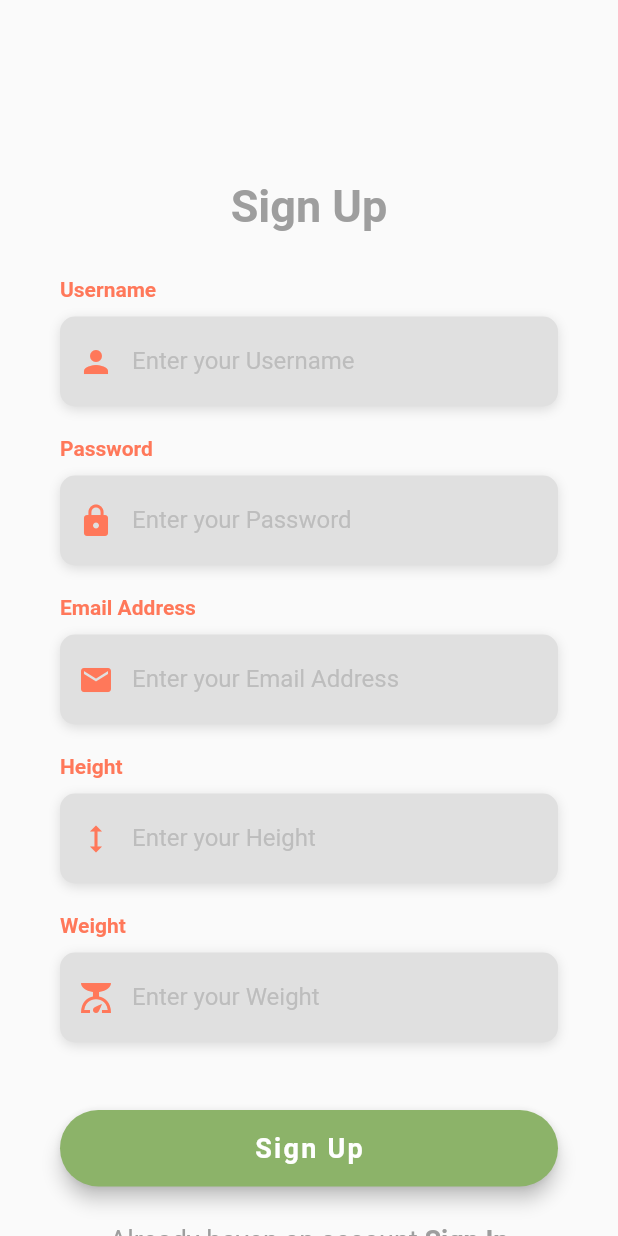
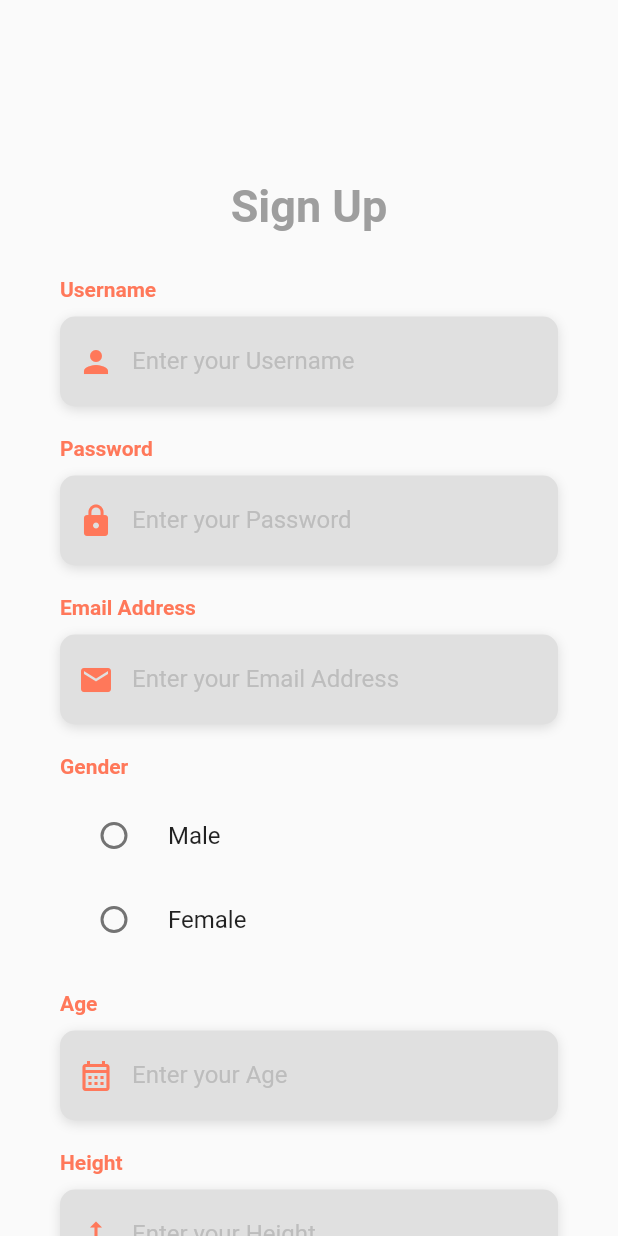
Before and after one commit to BlackCerulean/Kalrify, a Flutter app: the RegisScreen screen opened directly, on a phone screen of 412 x 824 dp. Run offline on Flutter 3.47's test engine with Material 2 defaults, Android fonts, the phone set to English and light mode, and no system bars; our stand-ins replace image_picker, percent_indicator; Roboto replaces fonts that are missing (OpenSans).

Commit message:
[ADD] gender and age in Regis

```diff
--- a/food_classi_application/lib/component/Register.dart
+++ b/food_classi_application/lib/component/Register.dart
@@ -1,5 +1,3 @@
-import 'dart:ffi';
-
 import 'package:flutter/material.dart';
 import 'package:flutter/services.dart';
 import 'package:food_classi_application/component/Login.dart';
@@ -13,6 +11,10 @@ class RegisScreen extends StatefulWidget {
   _RegisScreenState createState() => _RegisScreenState();
 }
 
+String? _gender = '';
+final genderController = TextEditingController();
+
+
 class _RegisScreenState extends State<RegisScreen> {
   final String url = 'http://kalrify.sit.kmutt.ac.th:3000/auth/register';
   TextEditingController username = TextEditingController();
@@ -20,26 +22,37 @@ class _RegisScreenState extends State<RegisScreen> {
   TextEditingController email = TextEditingController();
   TextEditingController height = TextEditingController();
   TextEditingController weight = TextEditingController();
+  TextEditingController age = TextEditingController();
 
-  Future regis() async{
+  void checkRadio(String value ) {
+      setState(() {
+        _gender = value;
+      });
+    }
+
+  Future regis() async {
     var res = await http.post(Uri.parse(url), body: {
       "username": username.text,
       "password": password.text,
       "email": email.text,
       "weight": weight.text,
       "height": height.text,
+      "age": age.text,
+      "gender": _gender
     });
     var resBody = json.decode(res.body);
 
-    if(res.statusCode == 200){
-        Navigator.push(context, MaterialPageRoute(builder: (context) => LoginScreen()));
+    if (res.statusCode == 200) {
+      Navigator.push(
+          context, MaterialPageRoute(builder: (context) => LoginScreen()));
       String token = resBody['token'];
       print(token);
-    } else{
+    } else {
       print('Error');
     }
     return "Success!";
   }
+
   Widget _buildUserTF() {
     return Column(
       crossAxisAlignment: CrossAxisAlignment.start,
@@ -65,7 +78,7 @@ class _RegisScreenState extends State<RegisScreen> {
               contentPadding: EdgeInsets.only(top: 14.0),
               prefixIcon: Icon(
                 Icons.person,
-                color: Color.fromRGBO(255, 120, 90,1),
+                color: Color.fromRGBO(255, 120, 90, 1),
               ),
               hintText: 'Enter your Username',
               hintStyle: kHintTextStyle,
@@ -101,7 +114,7 @@ class _RegisScreenState extends State<RegisScreen> {
               contentPadding: EdgeInsets.only(top: 14.0),
               prefixIcon: Icon(
                 Icons.email,
-                color: Color.fromRGBO(255, 120, 90,1),
+                color: Color.fromRGBO(255, 120, 90, 1),
               ),
               hintText: 'Enter your Email Address',
               hintStyle: kHintTextStyle,
@@ -137,7 +150,7 @@ class _RegisScreenState extends State<RegisScreen> {
               contentPadding: EdgeInsets.only(top: 14.0),
               prefixIcon: Icon(
                 Icons.lock,
-                color: Color.fromRGBO(255, 120, 90,1),
+                color: Color.fromRGBO(255, 120, 90, 1),
               ),
               hintText: 'Enter your Password',
               hintStyle: kHintTextStyle,
@@ -173,7 +186,7 @@ class _RegisScreenState extends State<RegisScreen> {
               contentPadding: EdgeInsets.only(top: 14.0),
               prefixIcon: Icon(
                 Icons.height,
-                color: Color.fromRGBO(255, 120, 90,1),
+                color: Color.fromRGBO(255, 120, 90, 1),
               ),
               hintText: 'Enter your Height',
               hintStyle: kHintTextStyle,
@@ -209,7 +222,7 @@ class _RegisScreenState extends State<RegisScreen> {
               contentPadding: EdgeInsets.only(top: 14.0),
               prefixIcon: Icon(
                 Icons.scale,
-                color: Color.fromRGBO(255, 120, 90,1),
+                color: Color.fromRGBO(255, 120, 90, 1),
               ),
               hintText: 'Enter your Weight',
               hintStyle: kHintTextStyle,
@@ -220,6 +233,78 @@ class _RegisScreenState extends State<RegisScreen> {
     );
   }
 
+  Widget _buildAgeTF() {
+    return Column(
+      crossAxisAlignment: CrossAxisAlignment.start,
+      children: <Widget>[
+        Text(
+          'Age',
+          style: kLabelStyle,
+        ),
+        SizedBox(height: 10.0),
+        Container(
+          alignment: Alignment.centerLeft,
+          decoration: kBoxDecorationStyle,
+          height: 60.0,
+          child: TextField(
+            controller: age,
+            keyboardType: TextInputType.emailAddress,
+            style: TextStyle(
+              color: Colors.black,
+              fontFamily: 'OpenSans',
+            ),
+            decoration: InputDecoration(
+              border: InputBorder.none,
+              contentPadding: EdgeInsets.only(top: 14.0),
+              prefixIcon: Icon(
+                Icons.calendar_month_outlined,
+                color: Color.fromRGBO(255, 120, 90, 1),
+              ),
+              hintText: 'Enter your Age',
+              hintStyle: kHintTextStyle,
+            ),
+          ),
+        ),
+      ],
+    );
+  }
+
+  Widget _buildRadionBtn(){
+
+    return Container(
+      child: Column(
+      crossAxisAlignment: CrossAxisAlignment.start,
+      children: [
+        Text(
+          'Gender',
+          style: kLabelStyle,
+        ),
+        SizedBox(height: 10.0),
+      RadioListTile(
+          title: Text("Male"),
+          value: 'male',
+          groupValue: _gender,
+          onChanged: (value){
+            setState(() {
+                checkRadio(value as String);
+            });
+          },
+      ),
+      RadioListTile(
+          title: Text("Female"),
+          value: 'female',
+          groupValue: _gender,
+          onChanged: (value){
+            setState(() {
+                checkRadio(value as String);
+            });
+          },
+      ),
+    ]
+    )
+  );
+}
+
   Widget _buildLoginBtn() {
     return Container(
       padding: EdgeInsets.symmetric(vertical: 25.0),
@@ -227,7 +312,7 @@ class _RegisScreenState extends State<RegisScreen> {
       child: ElevatedButton(
         style: ElevatedButton.styleFrom(
           elevation: 5.0,
-        backgroundColor: Color.fromRGBO(140, 179, 105,1),
+          backgroundColor: Color.fromRGBO(140, 179, 105, 1),
           padding: EdgeInsets.all(15.0),
           shape: RoundedRectangleBorder(
             borderRadius: BorderRadius.circular(30.0),
@@ -251,7 +336,8 @@ class _RegisScreenState extends State<RegisScreen> {
 
   Widget _buildSignupBtn() {
     return GestureDetector(
-      onTap: () => Navigator.of(context).push(MaterialPageRoute(builder: (context) => LoginScreen())),
+      onTap: () => Navigator.of(context)
+          .push(MaterialPageRoute(builder: (context) => LoginScreen())),
       child: RichText(
         text: TextSpan(
           children: [
@@ -270,7 +356,6 @@ class _RegisScreenState extends State<RegisScreen> {
                 fontSize: 18.0,
                 fontWeight: FontWeight.bold,
               ),
-
             ),
           ],
         ),
@@ -291,8 +376,7 @@ class _RegisScreenState extends State<RegisScreen> {
               Container(
                 height: double.infinity,
                 width: double.infinity,
-                decoration: BoxDecoration(
-                ),
+                decoration: BoxDecoration(),
               ),
               Container(
                 height: double.infinity,
@@ -327,6 +411,14 @@ class _RegisScreenState extends State<RegisScreen> {
                       SizedBox(
                         height: 20.0,
                       ),
+                      _buildRadionBtn(),
+                      SizedBox(
+                        height: 20.0,
+                      ),
+                      _buildAgeTF(),
+                      SizedBox(
+                        height: 20.0,
+                      ),
                       _buildHeightTF(),
                       SizedBox(
                         height: 20.0,
```
Lines whose indentation alone changed are shown as unchanged.
